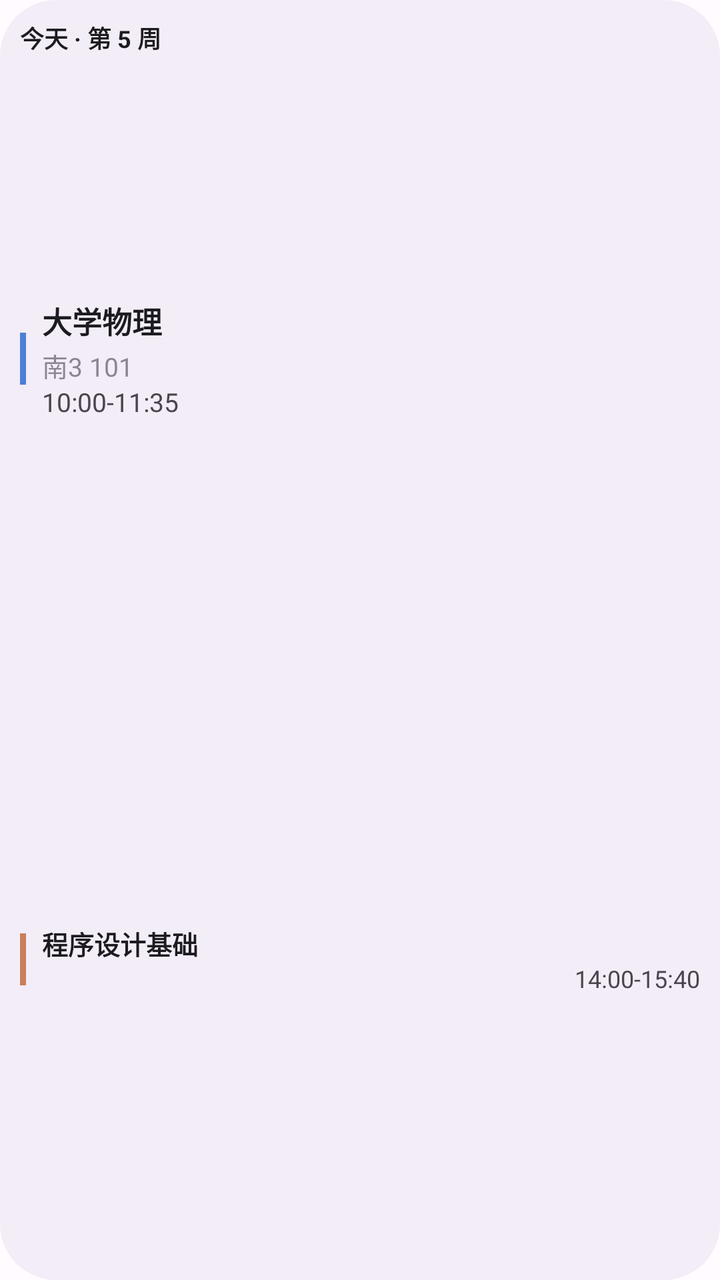
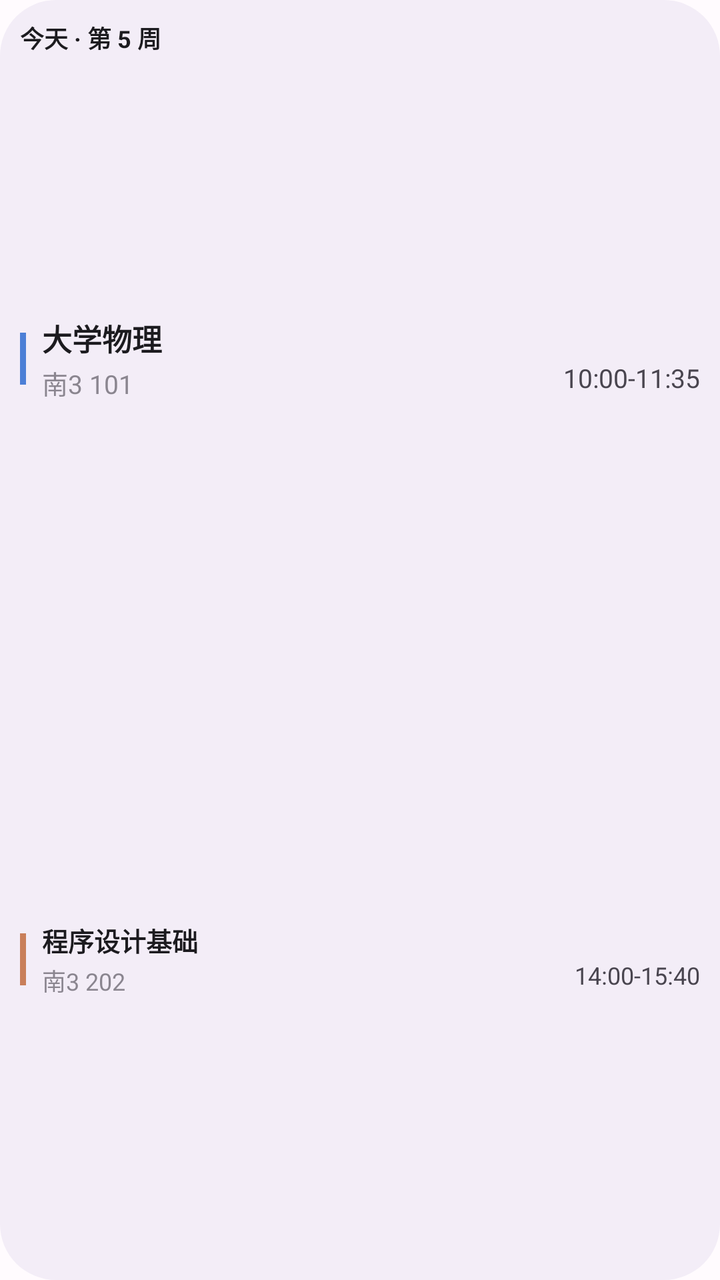

Two renders of the same Android screen: before a commit and after it. Below are the layout's source before the change and the commit's diff.
<!-- AndroidManifest.xml: application theme Theme.ZZUPocket -->
<!-- res/layout/widget_next_class_preview.xml -->
<?xml version="1.0" encoding="utf-8"?>
<LinearLayout xmlns:android="http://schemas.android.com/apk/res/android"
    android:layout_width="match_parent"
    android:layout_height="match_parent"
    android:background="@drawable/widget_bg"
    android:orientation="vertical"
    android:padding="10dp">

    
    <TextView
        android:layout_width="match_parent"
        android:layout_height="wrap_content"
        android:includeFontPadding="false"
        android:maxLines="1"
        android:text="@string/widget_preview_next_header"
        android:textColor="@color/widget_text"
        android:textSize="@dimen/widget_col_header"
        android:textStyle="bold" />

    
    <LinearLayout
        android:layout_width="match_parent"
        android:layout_height="0dp"
        android:layout_marginTop="@dimen/widget_gap_xs"
        android:layout_weight="1"
        android:baselineAligned="false"
        android:gravity="center_vertical"
        android:orientation="horizontal">

        <TextView
            android:layout_width="@dimen/widget_bar_w"
            android:layout_height="@dimen/widget_bar_h"
            android:background="#4C7FD6" />

        <LinearLayout
            android:layout_width="0dp"
            android:layout_height="wrap_content"
            android:layout_marginStart="@dimen/widget_gap"
            android:layout_weight="1"
            android:orientation="vertical">

            <TextView
                android:layout_width="match_parent"
                android:layout_height="wrap_content"
                android:includeFontPadding="false"
                android:maxLines="1"
                android:text="@string/widget_preview_next_name"
                android:textColor="@color/widget_text"
                android:textSize="15dp"
                android:textStyle="bold" />

            <TextView
                android:layout_width="match_parent"
                android:layout_height="wrap_content"
                android:layout_marginTop="@dimen/widget_gap_xs"
                android:includeFontPadding="false"
                android:maxLines="1"
                android:text="@string/widget_preview_next_place"
                android:textColor="@color/widget_text_hint"
                android:textSize="13dp" />

            <TextView
                android:layout_width="match_parent"
                android:layout_height="wrap_content"
                android:layout_marginTop="@dimen/widget_gap_xs"
                android:includeFontPadding="false"
                android:maxLines="1"
                android:text="@string/widget_preview_next_range"
                android:textColor="@color/widget_text_dim"
                android:textSize="13dp" />
        </LinearLayout>
    </LinearLayout>

    
    <LinearLayout
        android:layout_width="match_parent"
        android:layout_height="0dp"
        android:layout_weight="1"
        android:baselineAligned="false"
        android:gravity="center_vertical"
        android:orientation="horizontal">

        <TextView
            android:layout_width="@dimen/widget_bar_w"
            android:layout_height="@dimen/widget_bar_h"
            android:background="#C97F5A" />

        <LinearLayout
            android:layout_width="0dp"
            android:layout_height="wrap_content"
            android:layout_marginStart="@dimen/widget_gap"
            android:layout_weight="1"
            android:orientation="vertical">

            <TextView
                android:layout_width="match_parent"
                android:layout_height="wrap_content"
                android:ellipsize="end"
                android:includeFontPadding="false"
                android:maxLines="1"
                android:text="程序设计基础"
                android:textColor="@color/widget_text"
                android:textSize="13dp"
                android:textStyle="bold" />

            <LinearLayout
                android:layout_width="match_parent"
                android:layout_height="wrap_content"
                android:layout_marginTop="@dimen/widget_gap_xs"
                android:orientation="horizontal">

                <Space
                    android:layout_width="0dp"
                    android:layout_height="1dp"
                    android:layout_weight="1" />

                <TextView
                    android:layout_width="wrap_content"
                    android:layout_height="wrap_content"
                    android:includeFontPadding="false"
                    android:maxLines="1"
                    android:text="14:00-15:40"
                    android:textColor="@color/widget_text_dim"
                    android:textSize="12dp" />
            </LinearLayout>
        </LinearLayout>
    </LinearLayout>
</LinearLayout>
<!-- resources referenced by this layout -->
<resources>
  <color name="widget_text">#1C1B1F</color>
  <color name="widget_text_dim">#49454F</color>
  <color name="widget_text_hint">#9E49454F</color>
  <dimen name="widget_bar_h">26dp</dimen>
  <dimen name="widget_bar_w">3dp</dimen>
  <dimen name="widget_col_header">12dp</dimen>
  <dimen name="widget_gap">8dp</dimen>
  <dimen name="widget_gap_xs">2dp</dimen>
  <!-- drawable widget_bg (drawable) -->
  <?xml version="1.0" encoding="utf-8"?>
  <shape xmlns:android="http://schemas.android.com/apk/res/android"
      android:shape="rectangle">
      <solid android:color="@color/widget_bg" />
      <corners android:radius="@dimen/widget_corner" />
  </shape>
  <string name="widget_preview_next_header">今天 · 第 5 周</string>
  <string name="widget_preview_next_name">大学物理</string>
  <string name="widget_preview_next_place">南3 101</string>
  <string name="widget_preview_next_range">10:00-11:35</string>
  <style name="Theme.ZZUPocket" parent="android:Theme.Material.Light.NoActionBar">
          <item name="android:windowBackground">@color/window_background</item>
      </style>
  <color name="widget_bg">#F3EDF7</color>
  <dimen name="widget_corner">@android:dimen/system_app_widget_background_radius</dimen>
  <color name="window_background">#FFFBFE</color>
</resources>

<!-- the commit's change to res/layout/widget_next_class_preview.xml (unified diff, before → after) -->
@@ -42,32 +42,42 @@
             <TextView
                 android:layout_width="match_parent"
                 android:layout_height="wrap_content"
+                android:ellipsize="end"
                 android:includeFontPadding="false"
-                android:maxLines="1"
+                android:maxLines="2"
                 android:text="@string/widget_preview_next_name"
                 android:textColor="@color/widget_text"
                 android:textSize="15dp"
                 android:textStyle="bold" />
 
-            <TextView
+            <LinearLayout
                 android:layout_width="match_parent"
                 android:layout_height="wrap_content"
                 android:layout_marginTop="@dimen/widget_gap_xs"
-                android:includeFontPadding="false"
-                android:maxLines="1"
-                android:text="@string/widget_preview_next_place"
-                android:textColor="@color/widget_text_hint"
-                android:textSize="13dp" />
+                android:baselineAligned="false"
+                android:orientation="horizontal">
 
-            <TextView
-                android:layout_width="match_parent"
-                android:layout_height="wrap_content"
-                android:layout_marginTop="@dimen/widget_gap_xs"
-                android:includeFontPadding="false"
-                android:maxLines="1"
-                android:text="@string/widget_preview_next_range"
-                android:textColor="@color/widget_text_dim"
-                android:textSize="13dp" />
+                <TextView
+                    android:layout_width="0dp"
+                    android:layout_height="wrap_content"
+                    android:layout_weight="1"
+                    android:ellipsize="end"
+                    android:includeFontPadding="false"
+                    android:maxLines="1"
+                    android:text="@string/widget_preview_next_place"
+                    android:textColor="@color/widget_text_hint"
+                    android:textSize="13dp" />
+
+                <TextView
+                    android:layout_width="wrap_content"
+                    android:layout_height="wrap_content"
+                    android:layout_marginStart="@dimen/widget_gap_xs"
+                    android:includeFontPadding="false"
+                    android:maxLines="1"
+                    android:text="@string/widget_preview_next_range"
+                    android:textColor="@color/widget_text_dim"
+                    android:textSize="13dp" />
+            </LinearLayout>
         </LinearLayout>
     </LinearLayout>
 
@@ -97,7 +107,7 @@
                 android:layout_height="wrap_content"
                 android:ellipsize="end"
                 android:includeFontPadding="false"
-                android:maxLines="1"
+                android:maxLines="2"
                 android:text="程序设计基础"
                 android:textColor="@color/widget_text"
                 android:textSize="13dp"
@@ -107,16 +117,24 @@
                 android:layout_width="match_parent"
                 android:layout_height="wrap_content"
                 android:layout_marginTop="@dimen/widget_gap_xs"
+                android:baselineAligned="false"
                 android:orientation="horizontal">
 
-                <Space
+                <TextView
                     android:layout_width="0dp"
-                    android:layout_height="1dp"
-                    android:layout_weight="1" />
+                    android:layout_height="wrap_content"
+                    android:layout_weight="1"
+                    android:ellipsize="end"
+                    android:includeFontPadding="false"
+                    android:maxLines="1"
+                    android:text="南3 202"
+                    android:textColor="@color/widget_text_hint"
+                    android:textSize="12dp" />
 
                 <TextView
                     android:layout_width="wrap_content"
                     android:layout_height="wrap_content"
+                    android:layout_marginStart="@dimen/widget_gap_xs"
                     android:includeFontPadding="false"
                     android:maxLines="1"
                     android:text="14:00-15:40"
